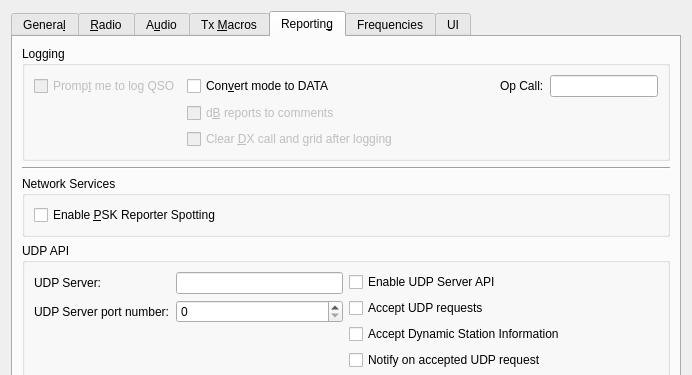
Before: the Qt Designer form Configuration.ui in qcmiao1998/js8call, drawn with Qt 5; both pictures show x 0 to 692 and y 0 to 375 of the 692 by 804 pixel window.
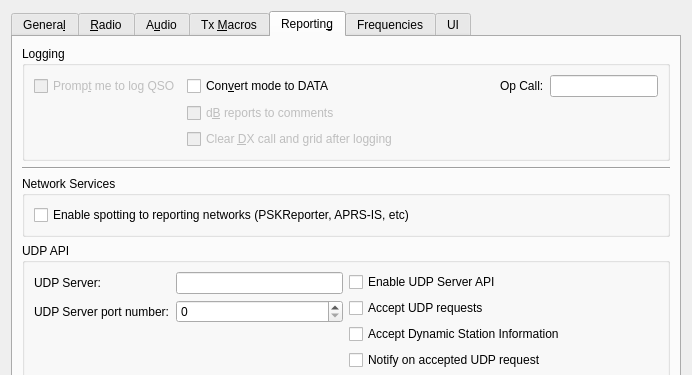
After: the same form once the commit is applied. The open tabs and pages were chosen to show the change.

Commit message: Generic label for spotting

Diff of the .ui file:
```diff
--- a/Configuration.ui
+++ b/Configuration.ui
@@ -2028,7 +2028,7 @@
 for assessing propagation and system performance.</string>
             </property>
             <property name="text">
-             <string>Enable &amp;PSK Reporter Spotting</string>
+             <string>Enable spotting to reporting networks (PSKReporter, APRS-IS, etc)</string>
             </property>
            </widget>
           </item>
```
